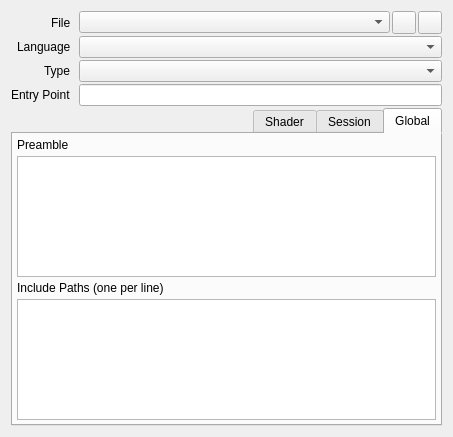
houmain/gpupad, file src/session/ShaderProperties.ui: the form before one commit.
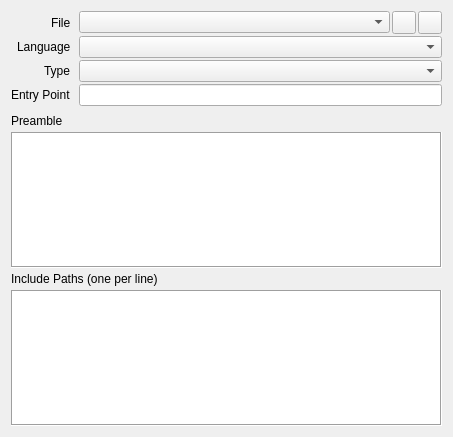
The form after the commit. The open tabs and pages were chosen to show the change. Icons and pictures are not drawn. Custom widgets are drawn as their Qt base class.

Commit message: Moved session shader preamble/include to session properties, removed global

```diff
--- a/src/session/ShaderProperties.ui
+++ b/src/session/ShaderProperties.ui
@@ -12,7 +12,7 @@
   </property>
   <layout class="QVBoxLayout" name="verticalLayout">
    <property name="spacing">
-    <number>2</number>
+    <number>0</number>
    </property>
    <item>
     <layout class="QFormLayout" name="formLayout">
@@ -133,157 +133,18 @@
     </layout>
    </item>
    <item>
-    <widget class="QTabWidget" name="tabScope">
-     <property name="layoutDirection">
-      <enum>Qt::RightToLeft</enum>
-     </property>
-     <property name="currentIndex">
-      <number>2</number>
-     </property>
-     <property name="elideMode">
-      <enum>Qt::ElideRight</enum>
-     </property>
-     <property name="usesScrollButtons">
-      <bool>false</bool>
-     </property>
-     <widget class="QWidget" name="tabGlobal">
-      <property name="layoutDirection">
-       <enum>Qt::LeftToRight</enum>
-      </property>
-      <attribute name="title">
-       <string>Global</string>
-      </attribute>
-      <layout class="QHBoxLayout" name="horizontalLayout_3">
-       <property name="leftMargin">
-        <number>4</number>
-       </property>
-       <property name="topMargin">
-        <number>4</number>
-       </property>
-       <property name="rightMargin">
-        <number>4</number>
-       </property>
-       <property name="bottomMargin">
-        <number>4</number>
-       </property>
-       <item>
-        <layout class="QVBoxLayout" name="verticalLayout_5">
+    <layout class="QVBoxLayout" name="verticalLayout2">
          <property name="spacing">
           <number>4</number>
          </property>
-         <item>
-          <widget class="QLabel" name="labelGlobalPreamble">
-           <property name="text">
-            <string>Preamble</string>
-           </property>
-          </widget>
-         </item>
-         <item>
-          <widget class="ExpressionEditor" name="globalPreamble">
-           <property name="lineWrapMode">
-            <enum>QPlainTextEdit::NoWrap</enum>
-           </property>
-          </widget>
-         </item>
-         <item>
-          <widget class="QLabel" name="labelGlobalIncludePaths">
-           <property name="text">
-            <string>Include Paths (one per line)</string>
-           </property>
-          </widget>
-         </item>
-         <item>
-          <widget class="ExpressionEditor" name="globalIncludePaths">
-           <property name="lineWrapMode">
-            <enum>QPlainTextEdit::NoWrap</enum>
-           </property>
-          </widget>
-         </item>
-        </layout>
-       </item>
-      </layout>
-     </widget>
-     <widget class="QWidget" name="tabSession">
-      <property name="layoutDirection">
-       <enum>Qt::LeftToRight</enum>
-      </property>
-      <attribute name="title">
-       <string>Session</string>
-      </attribute>
-      <layout class="QHBoxLayout" name="horizontalLayout_2">
        <property name="leftMargin">
-        <number>4</number>
+      <number>0</number>
        </property>
        <property name="topMargin">
-        <number>4</number>
+      <number>8</number>
        </property>
        <property name="rightMargin">
-        <number>4</number>
-       </property>
-       <property name="bottomMargin">
-        <number>4</number>
-       </property>
-       <item>
-        <layout class="QVBoxLayout" name="verticalLayout_3">
-         <property name="spacing">
-          <number>4</number>
-         </property>
-         <item>
-          <widget class="QLabel" name="labelSessionPreamble">
-           <property name="text">
-            <string>Preamble</string>
-           </property>
-          </widget>
-         </item>
-         <item>
-          <widget class="ExpressionEditor" name="sessionPreamble">
-           <property name="lineWrapMode">
-            <enum>QPlainTextEdit::NoWrap</enum>
-           </property>
-          </widget>
-         </item>
-         <item>
-          <widget class="QLabel" name="labelSessionludePaths">
-           <property name="text">
-            <string>Include Paths (one per line)</string>
-           </property>
-          </widget>
-         </item>
-         <item>
-          <widget class="ExpressionEditor" name="sessionIncludePaths">
-           <property name="lineWrapMode">
-            <enum>QPlainTextEdit::NoWrap</enum>
-           </property>
-          </widget>
-         </item>
-        </layout>
-       </item>
-      </layout>
-     </widget>
-     <widget class="QWidget" name="tabShader">
-      <property name="layoutDirection">
-       <enum>Qt::LeftToRight</enum>
-      </property>
-      <attribute name="title">
-       <string>Shader</string>
-      </attribute>
-      <layout class="QVBoxLayout" name="verticalLayout_4">
-       <property name="leftMargin">
-        <number>4</number>
-       </property>
-       <property name="topMargin">
-        <number>4</number>
-       </property>
-       <property name="rightMargin">
-        <number>4</number>
-       </property>
-       <property name="bottomMargin">
-        <number>4</number>
-       </property>
-       <item>
-        <layout class="QVBoxLayout" name="verticalLayout_2">
-         <property name="spacing">
-          <number>4</number>
+      <number>0</number>
          </property>
          <item>
           <widget class="QLabel" name="labelShaderPreamble">
@@ -294,6 +155,9 @@
          </item>
          <item>
           <widget class="ExpressionEditor" name="shaderPreamble">
+       <property name="frameShape">
+        <enum>QFrame::Box</enum>
+       </property>
            <property name="lineWrapMode">
             <enum>QPlainTextEdit::NoWrap</enum>
            </property>
@@ -308,16 +172,15 @@
          </item>
          <item>
           <widget class="ExpressionEditor" name="shaderIncludePaths">
+       <property name="frameShape">
+        <enum>QFrame::Box</enum>
+       </property>
            <property name="lineWrapMode">
             <enum>QPlainTextEdit::NoWrap</enum>
            </property>
           </widget>
          </item>
         </layout>
-       </item>
-      </layout>
-     </widget>
-    </widget>
    </item>
   </layout>
  </widget>
```
Left out of the diff: 6 changed lines with no effect on the pictures. Lines whose indentation alone changed are shown as unchanged. The commit also changes 28 other files.
